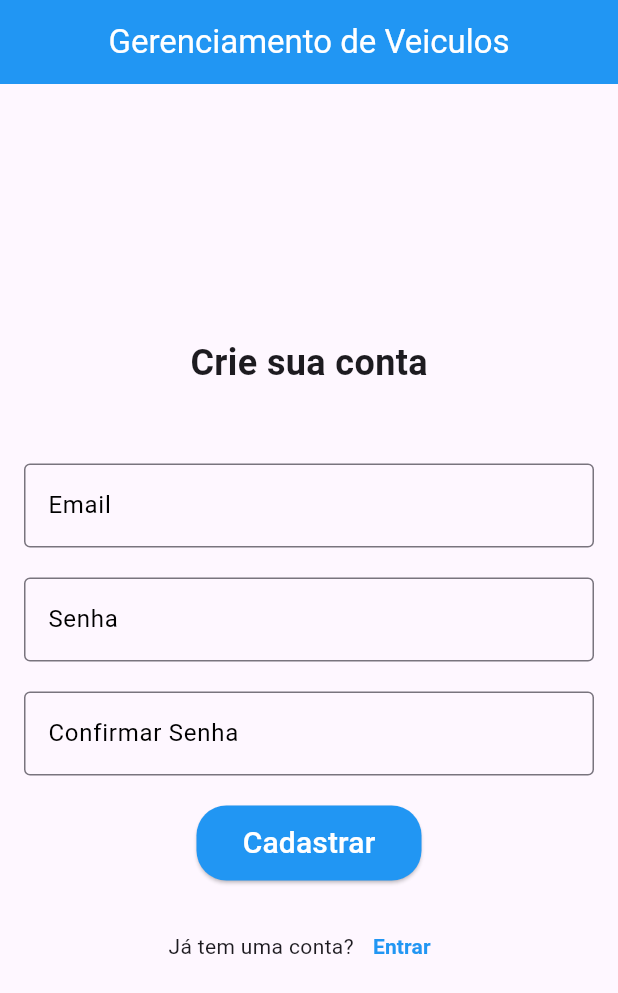
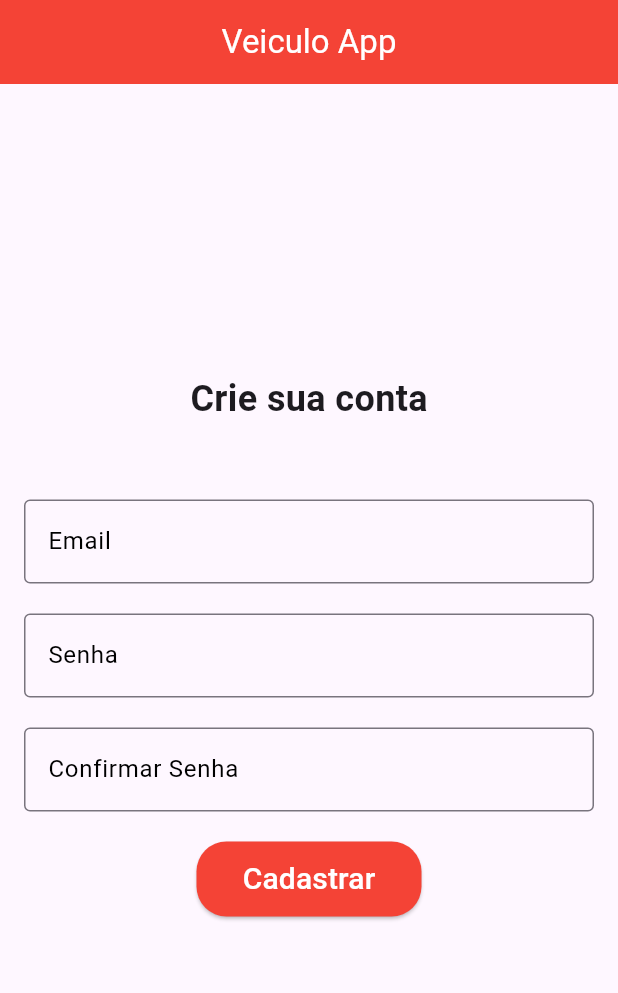
Before and after one commit to ArtJord/app-veiculo, a Flutter app: the screen it shows after launch, after a tap on "Criar conta", on a phone screen of 412 x 824 dp. Shown: the top 993 px of the screen. Run offline on Flutter 3.47's test engine with Material 3 defaults, Android fonts, the phone set to English and light mode, and no system bars; our stand-ins replace cloud_firestore, firebase_auth, firebase_core; accounts and stored records are empty; generated files the repository leaves out were written again.

Commit message:
arrumando cod e deixando bonito

```diff
--- a/lib/GerenciaAbastecimento/CadastroAbastecimento.dart
+++ b/lib/GerenciaAbastecimento/CadastroAbastecimento.dart
@@ -61,7 +61,7 @@ class CadastroAbastecimentoState extends State<CadastroAbastecimento>{
                 );
               }).toList(),
             ),
-            SizedBox(height: 20),
+            SizedBox(height: 30),
 
             TextField(
               controller: quilometragemController,
--- a/lib/Login/cadastro.dart
+++ b/lib/Login/cadastro.dart
@@ -22,10 +22,10 @@ class CadastroState extends State<Cadastro>{
   Widget build(BuildContext context) {
     return Scaffold(
       appBar: AppBar(
-        backgroundColor: Colors.blue,
+        backgroundColor: Colors.red,
         title: Center(
           child: Text(
-            'Gerenciamento de Veiculos',
+            'Veiculo App',
             style: TextStyle(color: Colors.white),
           ),
         ),
@@ -53,7 +53,7 @@ class CadastroState extends State<Cadastro>{
                 labelStyle: TextStyle(color: Colors.black),
                 border: OutlineInputBorder(),
                 focusedBorder: OutlineInputBorder(
-                  borderSide: BorderSide(color: Colors.blue, width: 2.0),
+                  borderSide: BorderSide(color: Colors.green, width: 2.0),
                 ),
               ),
             ),
@@ -68,7 +68,7 @@ class CadastroState extends State<Cadastro>{
                 labelStyle: TextStyle(color: Colors.black),
                 border: OutlineInputBorder(),
                 focusedBorder: OutlineInputBorder(
-                  borderSide: BorderSide(color: Colors.blue, width: 2.0),
+                  borderSide: BorderSide(color: Colors.green, width: 2.0),
                 ),
               ),
             ),
@@ -83,7 +83,7 @@ class CadastroState extends State<Cadastro>{
                 labelStyle: TextStyle(color: Colors.black),
                 border: OutlineInputBorder(),
                 focusedBorder: OutlineInputBorder(
-                  borderSide: BorderSide(color: Colors.blue, width: 2.0),
+                  borderSide: BorderSide(color: Colors.green, width: 2.0),
                 ),
               ),
             ),
@@ -101,7 +101,7 @@ class CadastroState extends State<Cadastro>{
               onPressed: register,
               style: ElevatedButton.styleFrom(
                 foregroundColor: Colors.white,
-                backgroundColor: Colors.blue,
+                backgroundColor: Colors.red,
                 minimumSize: Size(150, 50),
                 shape: RoundedRectangleBorder(
                   borderRadius: BorderRadius.circular(20.0),
@@ -115,24 +115,7 @@ class CadastroState extends State<Cadastro>{
 
             SizedBox(height: 20.0),
 
-            Row(
-              mainAxisAlignment: MainAxisAlignment.center,
-              children: <Widget>[
-                Text('Já tem uma conta?'),
-                TextButton(
-                  onPressed: () {
-                    Navigator.of(context).pop();
-                  },
-                  child: Text(
-                    'Entrar',
-                    style: TextStyle(
-                      color: Colors.blue,
-                      fontWeight: FontWeight.bold,
-                    ),
-                  ),
-                ),
-              ],
-            ),
+
           ],
         ),
       ),
--- a/lib/Login/editarSenha.dart
+++ b/lib/Login/editarSenha.dart
@@ -19,7 +19,7 @@ class EditarSenhaState extends State<EditarSenha>{
   Widget build(BuildContext context) {
     return Scaffold(
       appBar: AppBar(
-        backgroundColor: Colors.blue,
+        backgroundColor: Colors.red,
         title: Center(
           child: Text(
             'Alterar Senha',
@@ -54,7 +54,7 @@ class EditarSenhaState extends State<EditarSenha>{
                 labelStyle: TextStyle(color: Colors.black),
                 border: OutlineInputBorder(),
                 focusedBorder: OutlineInputBorder(
-                  borderSide: BorderSide(color: Colors.blue, width: 2.0),
+                  borderSide: BorderSide(color: Colors.red, width: 2.0),
                 ),
                 contentPadding: EdgeInsets.symmetric(vertical: 18.0, horizontal: 12.0),
               ),
@@ -77,11 +77,11 @@ class EditarSenhaState extends State<EditarSenha>{
                 ),
               ),
 
-            // Botão de enviar link para alteração de senha
+
             ElevatedButton(
               onPressed: isLoading ? null : sendPasswordResetEmail,
               style: ElevatedButton.styleFrom(
-                backgroundColor: Colors.blue,
+                backgroundColor: Colors.red,
                 foregroundColor: Colors.white,
                 minimumSize: Size(200, 50),
                 shape: RoundedRectangleBorder(
--- a/lib/Login/login.dart
+++ b/lib/Login/login.dart
@@ -18,7 +18,7 @@ class LoginState extends State<Login> {
   Widget build(BuildContext context) {
     return Scaffold(
       appBar: AppBar(
-        backgroundColor: Colors.blue,
+        backgroundColor: Colors.red,
         title: Center(
           child: Text(
             'Veiculo App',
@@ -76,14 +76,14 @@ class LoginState extends State<Login> {
                 errorMessage!,
                 style: TextStyle(color: Colors.red),
               ),
-            SizedBox(height: 20.0),
+            SizedBox(height: 10.0),
 
             // Login button
             ElevatedButton(
               onPressed: login,
               style: ElevatedButton.styleFrom(
                 foregroundColor: Colors.white,
-                backgroundColor: Colors.blue,
+                backgroundColor: Colors.red,
                 minimumSize: Size(150, 50),
                 shape: RoundedRectangleBorder(
                   borderRadius: BorderRadius.circular(20.0),
@@ -97,45 +97,49 @@ class LoginState extends State<Login> {
 
             SizedBox(height: 10.0),
 
-            Row(
-              mainAxisAlignment: MainAxisAlignment.center,
+             Row(
+              mainAxisAlignment: MainAxisAlignment.spaceEvenly,
               children: <Widget>[
-                Text('Não tem uma conta?'),
-                TextButton(
+                // "Criar conta" button
+                ElevatedButton(
                   onPressed: () {
                     Navigator.push(
                       context,
                       MaterialPageRoute(builder: (context) => Cadastro()),
                     );
                   },
+                  style: ElevatedButton.styleFrom(
+                    foregroundColor: Colors.red,
+                    backgroundColor: Colors.white,
+                    minimumSize: Size(130, 50), // Same size as Login button
+                    shape: RoundedRectangleBorder(
+                      borderRadius: BorderRadius.circular(20.0),
+                    ),
+                  ),
                   child: Text(
                     'Criar conta',
-                    style: TextStyle(
-                      color: Colors.blue,
-                      fontWeight: FontWeight.bold,
-                    ),
+                    style: TextStyle(fontSize: 16), // Similar font size
                   ),
                 ),
-              ],
-            ),
-
-            Row(
-              mainAxisAlignment: MainAxisAlignment.center,
-              children: <Widget>[
-                Text('Esqueceu a senha?'),
-                TextButton(
+                // "Alterar senha" button
+                ElevatedButton(
                   onPressed: () {
                     Navigator.push(
                       context,
                       MaterialPageRoute(builder: (context) => EditarSenha()),
                     );
                   },
+                  style: ElevatedButton.styleFrom(
+                    foregroundColor: Colors.red,
+                    backgroundColor: Colors.white,
+                    minimumSize: Size(130, 50), // Same size as Login button
+                    shape: RoundedRectangleBorder(
+                      borderRadius: BorderRadius.circular(20.0),
+                    ),
+                  ),
                   child: Text(
                     'Alterar senha',
-                    style: TextStyle(
-                      color: Colors.blue,
-                      fontWeight: FontWeight.bold,
-                    ),
+                    style: TextStyle(fontSize: 16), // Similar font size
                   ),
                 ),
               ],
--- a/lib/Login/telaPrincipal.dart
+++ b/lib/Login/telaPrincipal.dart
@@ -89,7 +89,7 @@ class TelaPrincipalState extends State<TelaPrincipal> {
   Widget build(BuildContext context) {
     return Scaffold(
       appBar: AppBar(
-        backgroundColor: Colors.blue,
+        backgroundColor: Colors.red,
         title: Text(
           'Veiculo App',
           style: TextStyle(color: Colors.white),
@@ -104,7 +104,7 @@ class TelaPrincipalState extends State<TelaPrincipal> {
           children: <Widget>[
             DrawerHeader(
               decoration: BoxDecoration(
-                color: Colors.blue,
+                color: Colors.red,
               ),
               child: Column(
                 crossAxisAlignment: CrossAxisAlignment.start,
--- a/lib/Login/userConfig.dart
+++ b/lib/Login/userConfig.dart
@@ -116,8 +116,8 @@ class UserConfigState extends State<UserConfig> {
                   SizedBox(height: 40),
                   Icon(
                     Icons.account_circle,
-                    size: 120.0,
-                    color: Colors.blue,
+                    size: 100.0,
+                    color: Colors.red,
                   ),
                   SizedBox(height: 40),
                 ],
@@ -161,7 +161,7 @@ class UserConfigState extends State<UserConfig> {
                 Expanded(
                   child: ElevatedButton(
                     onPressed: sendPasswordResetEmail,
-                    style: ElevatedButton.styleFrom(backgroundColor: Colors.blue),
+                    style: ElevatedButton.styleFrom(backgroundColor: Colors.red),
                     child: Text(
                       'Alterar Senha',
                       style: TextStyle(color: Colors.white),
--- a/lib/main.dart
+++ b/lib/main.dart
@@ -22,24 +22,24 @@ class MyApp extends StatelessWidget {
 
   @override
    Widget build(BuildContext context) {
-    return MaterialApp(
+       return MaterialApp(
       title: 'Flutter',
       theme: ThemeData(
-        primarySwatch: Colors.blue,
+        primarySwatch: Colors.red,
       ),
       debugShowCheckedModeBanner: false,
       home: StreamBuilder<User?>(
         stream: FirebaseAuth.instance.authStateChanges(),
-        builder: (context, AsyncSnapshot<User?> snapshot){
-          if(snapshot.hasData && snapshot.data != null){
+        builder: (context, AsyncSnapshot<User?> snapshot) {
+          if (snapshot.hasData && snapshot.data != null) {
             return TelaPrincipal();
-          }else if(snapshot.connectionState == ConnectionState.waiting){
+          } else if (snapshot.connectionState == ConnectionState.waiting) {
             return const Center(
               child: CircularProgressIndicator(),
             );
-          }
-          else{
+          } else {
             return Login();
+
           }
         },
       ),
--- a/lib/veiculo/cadastrarVeiculo.dart
+++ b/lib/veiculo/cadastrarVeiculo.dart
@@ -150,7 +150,7 @@ class CadastrarVeiculoState extends State<CadastrarVeiculo>{
                   style: ElevatedButton.styleFrom(
                     padding: const EdgeInsets.symmetric(horizontal: 32, vertical: 16),
                     textStyle: const TextStyle(fontSize: 18),
-                    backgroundColor: Colors.blue,
+                    backgroundColor: Colors.red,
                   ),
                   onPressed: () => _adicionarVeiculo(context),
                   child: const Text('Adicionar Veículo', style: TextStyle(color: Colors.white),),
--- a/lib/veiculo/veiculoItem.dart
+++ b/lib/veiculo/veiculoItem.dart
@@ -32,7 +32,7 @@ class VeiculoItem extends StatelessWidget{
                 ),
                 const SizedBox(height: 8),
                 Text(
-                  'Média de Consumo: ${veiculo.mediaConsumo != null ? veiculo.mediaConsumo!.toStringAsFixed(2) : "Indisponível"}',
+                  'Média de Consumo: ${veiculo.mediaConsumo != null ? veiculo.mediaConsumo!.toStringAsFixed(2) : "Indisponivel"}',
                   style: TextStyle(
                     fontSize: 16,
                     color: Colors.black,
```
